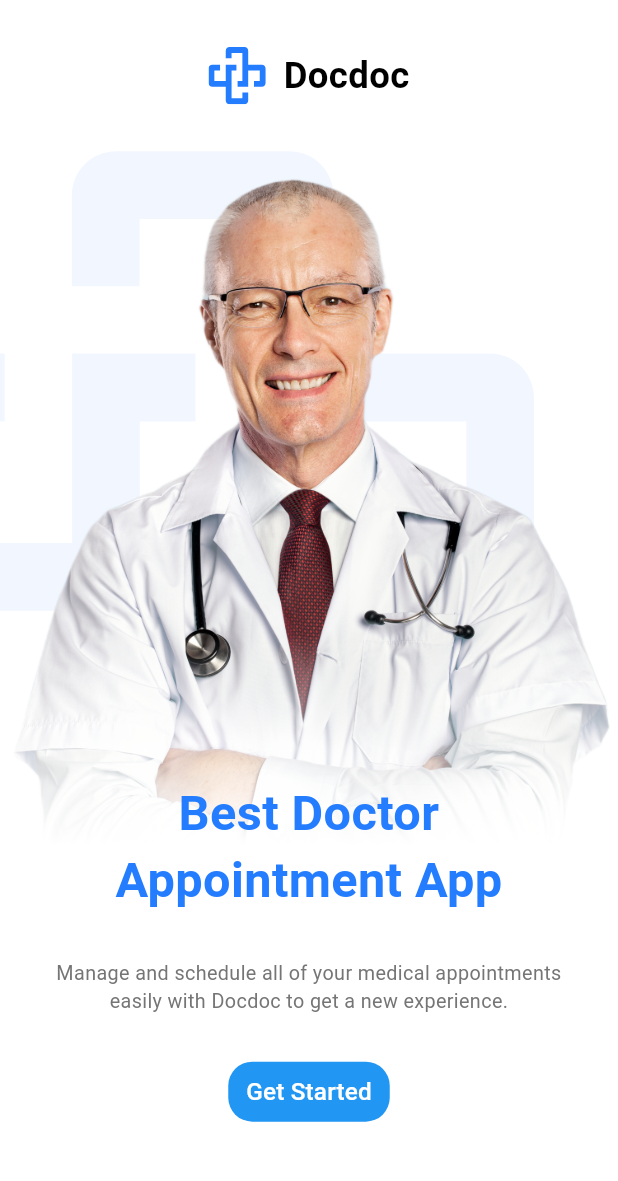
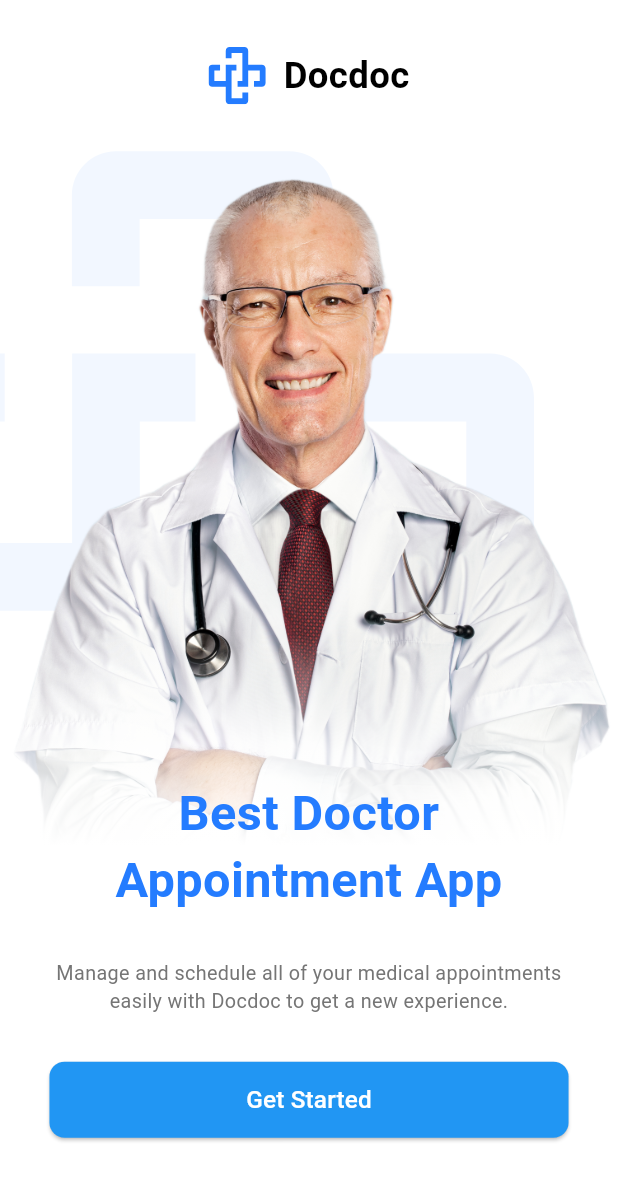
Before and after one commit to ahmedramadan-20/flutter_advanced_course, a Flutter app: the screen it shows after launch, on a phone screen of 412 x 824 dp. Shown: the top 1181 px of the screen. Run offline on Flutter 3.47's test engine with Material 3 defaults, Android fonts, the phone set to English and light mode, and no system bars; our stand-ins replace flutter_screenutil, flutter_svg.

Commit message:
updated onboarding screen to match figma design

```diff
--- a/lib/features/onboarding/widgets/get_started_button.dart
+++ b/lib/features/onboarding/widgets/get_started_button.dart
@@ -2,33 +2,32 @@ import 'package:flutter/material.dart';
 import 'package:flutter_advanced_course/core/helpers/extensions.dart';
 import 'package:flutter_advanced_course/core/routing/routes.dart';
 import 'package:flutter_advanced_course/core/theming/styles.dart';
+import 'package:flutter_screenutil/flutter_screenutil.dart';
 
 class GetStartedButton extends StatelessWidget {
   const GetStartedButton({super.key});
 
   @override
   Widget build(BuildContext context) {
-    return TextButton(
+    return ElevatedButton(
       onPressed: () {
         context.pushnamed(Routes.loginScreen);
       },
-      style: ButtonStyle(
-        backgroundColor: WidgetStateProperty.all(
-          Colors.blue,
-        ),tapTargetSize: MaterialTapTargetSize.shrinkWrap,
-        maximumSize: WidgetStateProperty.all(
-          const Size(double.infinity, 52),
-        ),
-        shape: WidgetStateProperty.all(
-          RoundedRectangleBorder(
-            borderRadius: BorderRadius.circular(16),
-          ),
-        ),
 
 
+      style: ElevatedButton.styleFrom(
+        backgroundColor: Colors.blue,
+        tapTargetSize:
+            MaterialTapTargetSize.shrinkWrap,
+        maximumSize: Size.fromHeight(50.h),
+        minimumSize: Size.fromHeight(50.h),
+        shape: RoundedRectangleBorder(
+          borderRadius: BorderRadius.circular(10.r),
+        ),
       ),
-      child: Text("Get Started",
-      style: TextStyles.font16WhiteSemiBold,
+      child: Text(
+        "Get Started",
+        style: TextStyles.font16WhiteSemiBold,
       ),
     );
   }
```
